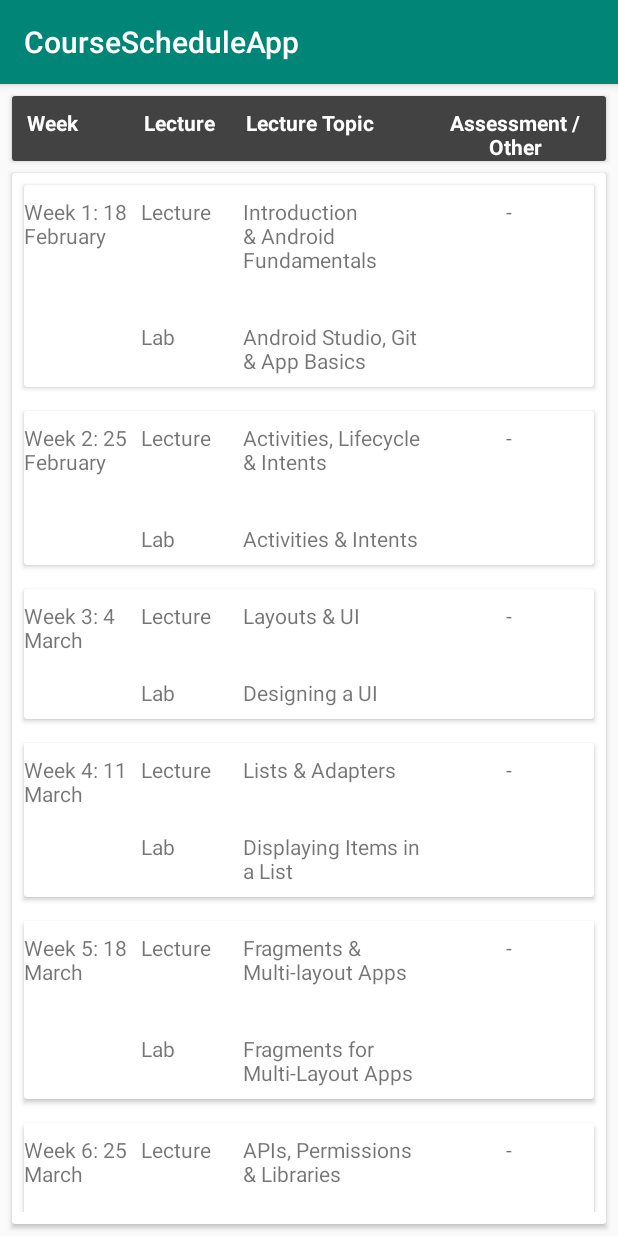
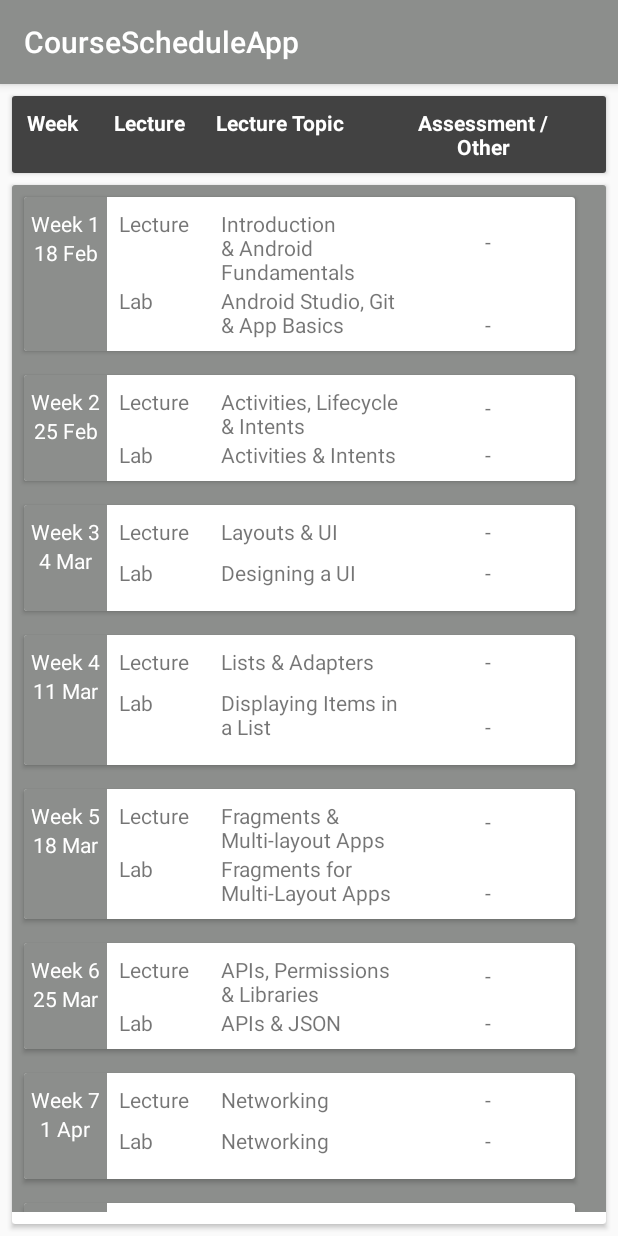
Before and after one commit to kevinngx/AndroidStudioProjects, an Android app: the screen it shows after launch (MainActivity), on a phone screen of 412 x 824 dp. Run offline under Robolectric (Android 15) with nearby library versions, the phone set to English and light mode, and no system bars.

Commit message:
Final Edits to CourseSchedule app

```diff
--- a/CourseScheduleApp/app/src/main/java/com/example/coursescheduleapp/CourseSchedule.java
+++ b/CourseScheduleApp/app/src/main/java/com/example/coursescheduleapp/CourseSchedule.java
@@ -5,12 +5,14 @@ class CourseSchedule {
     private String lectureTopic;
     private String labTopic;
     private String assessment;
+    private String date;
 
-    public CourseSchedule(String weekNumber, String lectureTopic, String labTopic, String assessment) {
+    public CourseSchedule(String weekNumber, String date, String lectureTopic, String labTopic, String assessment) {
         this.scheduleWeek = weekNumber;
         this.lectureTopic = lectureTopic;
         this.labTopic = labTopic;
         this.assessment = assessment;
+        this.date = date;
     }
 
     public String getWeek() {
@@ -44,4 +46,12 @@ class CourseSchedule {
     public void setAssessment(String assessment) {
         this.assessment = assessment;
     }
+
+    public String getDate() {
+        return date;
+    }
+
+    public void setDate(String date) {
+        this.date = date;
+    }
 }
--- a/CourseScheduleApp/app/src/main/java/com/example/coursescheduleapp/MainActivity.java
+++ b/CourseScheduleApp/app/src/main/java/com/example/coursescheduleapp/MainActivity.java
@@ -23,7 +23,7 @@ public class MainActivity extends AppCompatActivity {
         courseSchedule = getCourseSchedule();
 
         RecyclerView recyclerView =  findViewById(R.id.recycler_view);
-        //recyclerView.setHasFixedSize(true);
+        recyclerView.setHasFixedSize(true);
         RecyclerView.LayoutManager mLayoutManager = new LinearLayoutManager(this);
         recyclerView.setLayoutManager(mLayoutManager);
         RecyclerViewAdapter adapter = new RecyclerViewAdapter(courseSchedule, this);
@@ -33,16 +33,16 @@ public class MainActivity extends AppCompatActivity {
 
     private ArrayList<CourseSchedule> getCourseSchedule() {
         ArrayList<CourseSchedule> courseSchedule = new ArrayList<CourseSchedule>();
-        courseSchedule.add(new CourseSchedule("Week 1: 18 February", "Introduction & Android Fundamentals", "Android Studio, Git & App Basics", "-"));
-        courseSchedule.add(new CourseSchedule("Week 2: 25 February", "Activities, Lifecycle & Intents", "Activities & Intents", "-"));
-        courseSchedule.add(new CourseSchedule("Week 3: 4 March", "Layouts & UI", "Designing a UI", "-"));
-        courseSchedule.add(new CourseSchedule("Week 4: 11 March", "Lists & Adapters", "Displaying Items in a List", "-"));
-        courseSchedule.add(new CourseSchedule("Week 5: 18 March", "Fragments & Multi-layout Apps", "Fragments for Multi-Layout Apps", "-"));
-        courseSchedule.add(new CourseSchedule("Week 6: 25 March", "APIs, Permissions & Libraries", "APIs & JSON", "-"));
-        courseSchedule.add(new CourseSchedule("Week 7: 1 April", "Networking", "Networking", "-"));
-        courseSchedule.add(new CourseSchedule("Week 8: 8 April", "Threads & Async Tasks", "Async Tasks", "-"));
-        courseSchedule.add(new CourseSchedule("Week 9: 15 April", "Data Saving", "Database", "-"));
-        courseSchedule.add(new CourseSchedule("Week 10: 22 April", "Outlook & Course Summary", "Revision", "-"));
+        courseSchedule.add(new CourseSchedule("Week 1",  "18 Feb", "Introduction & Android Fundamentals", "Android Studio, Git & App Basics", "-"));
+        courseSchedule.add(new CourseSchedule("Week 2", "25 Feb", "Activities, Lifecycle & Intents", "Activities & Intents", "-"));
+        courseSchedule.add(new CourseSchedule("Week 3","4 Mar", "Layouts & UI", "Designing a UI", "-"));
+        courseSchedule.add(new CourseSchedule("Week 4", "11 Mar", "Lists & Adapters", "Displaying Items in a List", "-"));
+        courseSchedule.add(new CourseSchedule("Week 5", "18 Mar", "Fragments & Multi-layout Apps", "Fragments for Multi-Layout Apps", "-"));
+        courseSchedule.add(new CourseSchedule("Week 6", "25 Mar", "APIs, Permissions & Libraries", "APIs & JSON", "-"));
+        courseSchedule.add(new CourseSchedule("Week 7", "1 Apr", "Networking", "Networking", "-"));
+        courseSchedule.add(new CourseSchedule("Week 8", "8 Apr", "Threads & Async Tasks", "Async Tasks", "-"));
+        courseSchedule.add(new CourseSchedule("Week 9", "15 Apr", "Data Saving", "Database", "-"));
+        courseSchedule.add(new CourseSchedule("Week 10", "22 Apr", "Outlook & Course Summary", "Revision", "-"));
         return  courseSchedule;
     }
 
--- a/CourseScheduleApp/app/src/main/java/com/example/coursescheduleapp/RecyclerViewAdapter.java
+++ b/CourseScheduleApp/app/src/main/java/com/example/coursescheduleapp/RecyclerViewAdapter.java
@@ -24,7 +24,7 @@ public class RecyclerViewAdapter extends RecyclerView.Adapter<RecyclerViewAdapte
     @Override
     public ViewHolder onCreateViewHolder(ViewGroup parent, int i) {
         // THis is the method that is responsible for inflating the view
-        // This is what is actually recycling the viewholder
+        // This is what is actually recycling the viewHolder
         View view = LayoutInflater.from(parent.getContext()).inflate(R.layout.layout_list_item, parent, false);
         ViewHolder viewHolder = new ViewHolder(view);
         return viewHolder;
@@ -37,6 +37,7 @@ public class RecyclerViewAdapter extends RecyclerView.Adapter<RecyclerViewAdapte
         viewHolder.scheduleLabTopic.setText(courseSchedule.get(position).getLabTopic());
         viewHolder.scheduleWeek.setText(courseSchedule.get(position).getWeek());
         viewHolder.scheduleAssessment.setText(courseSchedule.get(position).getAssessment());
+        viewHolder.scheduleDate.setText(courseSchedule.get(position).getDate());
     }
 
     @Override
@@ -51,6 +52,7 @@ public class RecyclerViewAdapter extends RecyclerView.Adapter<RecyclerViewAdapte
         TextView scheduleLectureTopic;
         TextView scheduleLabTopic;
         TextView scheduleAssessment;
+        TextView scheduleDate;
 
         public ViewHolder(View itemView) {
             super(itemView);
@@ -59,6 +61,7 @@ public class RecyclerViewAdapter extends RecyclerView.Adapter<RecyclerViewAdapte
             scheduleLectureTopic = itemView.findViewById(R.id.scheduleLectureTopic);
             scheduleLabTopic = itemView.findViewById(R.id.scheduleLabTopic);
             scheduleAssessment = itemView.findViewById(R.id.scheduleAssessment);
+            scheduleDate = itemView.findViewById(R.id.scheduleDate);
 
         }
 
--- a/CourseScheduleApp/app/src/main/res/layout/activity_main.xml
+++ b/CourseScheduleApp/app/src/main/res/layout/activity_main.xml
@@ -29,7 +29,7 @@
 
             <TextView
                 android:id="@+id/scheduleWeek"
-                android:layout_width="70sp"
+                android:layout_width="50sp"
                 android:layout_height="wrap_content"
                 android:layout_marginStart="10dp"
                 android:layout_marginTop="8dp"
@@ -46,12 +46,15 @@
                 android:layout_marginStart="8dp"
                 android:layout_marginTop="8dp"
                 android:layout_marginEnd="10dp"
+                android:layout_marginBottom="8dp"
                 android:text="Assessment /Other"
                 android:textAlignment="center"
                 android:textAllCaps="false"
                 android:textColor="@color/cardview_light_background"
                 android:textStyle="bold"
+                app:layout_constraintBottom_toBottomOf="parent"
                 app:layout_constraintEnd_toEndOf="parent"
+                app:layout_constraintHorizontal_bias="0.0"
                 app:layout_constraintStart_toEndOf="@+id/scheduleLectureTopic"
                 app:layout_constraintTop_toTopOf="parent" />
 
@@ -91,6 +94,7 @@
         android:layout_height="0dp"
         android:layout_margin="8dp"
         android:layout_marginBottom="723dp"
+        android:background="@color/cardview_dark_background"
         android:clickable="true"
         app:layout_constraintBottom_toBottomOf="parent"
         app:layout_constraintEnd_toEndOf="parent"
@@ -103,6 +107,7 @@
             android:layout_width="match_parent"
             android:layout_height="match_parent"
             android:layout_marginBottom="8dp"
+            android:background="@color/colorPrimary"
             android:scrollbars="vertical"
             app:layout_constraintBottom_toBottomOf="parent"
             app:layout_constraintEnd_toEndOf="parent"
--- a/CourseScheduleApp/app/src/main/res/layout/layout_list_item.xml
+++ b/CourseScheduleApp/app/src/main/res/layout/layout_list_item.xml
@@ -3,36 +3,38 @@
 <android.support.v7.widget.CardView xmlns:android="http://schemas.android.com/apk/res/android"
 
     xmlns:app="http://schemas.android.com/apk/res-auto"
+    xmlns:tools="http://schemas.android.com/tools"
+    android:id="@+id/cardView"
+    android:layout_width="wrap_content"
     android:layout_height="wrap_content"
-    android:layout_width="wrap_content"
-    android:clickable="true"
-    android:layout_margin="8dp">
+    android:layout_margin="8dp"
+    android:clickable="true">
 
-    <android.support.constraint.ConstraintLayout xmlns:android="http://schemas.android.com/apk/res/android"
-        xmlns:app="http://schemas.android.com/apk/res-auto"
-        xmlns:tools="http://schemas.android.com/tools"
+    <android.support.constraint.ConstraintLayout
         android:layout_width="match_parent"
-        android:layout_height="wrap_content">
+        android:layout_height="match_parent">
 
         <TextView
             android:id="@+id/scheduleWeek"
-            android:layout_width="70sp"
+            android:layout_width="55sp"
             android:layout_height="0dp"
-            android:layout_marginTop="8dp"
+            android:background="@color/colorPrimary"
             android:text="Week"
-            app:layout_constraintBottom_toBottomOf="@+id/scheduleLabTopic"
+            android:textAlignment="center"
+            android:textColor="@color/cardview_light_background"
             app:layout_constraintStart_toStartOf="parent"
-            app:layout_constraintTop_toTopOf="parent" />
+            app:layout_constraintTop_toBottomOf="@+id/padding" />
 
         <TextView
             android:id="@+id/scheduleAssessment"
             android:layout_width="100sp"
-            android:layout_height="0dp"
+            android:layout_height="wrap_content"
             android:layout_marginStart="8dp"
             android:layout_marginEnd="8dp"
+            android:layout_marginBottom="8dp"
             android:text="-"
             android:textAlignment="center"
-            app:layout_constraintBottom_toBottomOf="@+id/scheduleLabTopic"
+            app:layout_constraintBottom_toTopOf="@+id/scheduleLabTopic"
             app:layout_constraintEnd_toEndOf="parent"
             app:layout_constraintStart_toEndOf="@+id/scheduleLectureTopic"
             app:layout_constraintTop_toTopOf="@+id/scheduleLectureTopic" />
@@ -69,13 +71,42 @@
             android:id="@+id/scheduleLabTopic"
             android:layout_width="120sp"
             android:layout_height="wrap_content"
-            android:layout_marginTop="32dp"
             android:layout_marginBottom="8dp"
             android:text="Lab Topic"
             app:layout_constraintBottom_toBottomOf="parent"
             app:layout_constraintStart_toStartOf="@+id/scheduleLectureTopic"
             app:layout_constraintTop_toBottomOf="@+id/scheduleLectureTopic" />
 
+        <TextView
+            android:id="@+id/scheduleAssessment2"
+            android:layout_width="100sp"
+            android:layout_height="wrap_content"
+            android:text="-"
+            android:textAlignment="center"
+            app:layout_constraintBottom_toBottomOf="@+id/scheduleLabTopic"
+            app:layout_constraintStart_toStartOf="@+id/scheduleAssessment" />
+
+        <TextView
+            android:id="@+id/scheduleDate"
+            android:layout_width="55dp"
+            android:layout_height="0dp"
+            android:background="@color/colorPrimary"
+            android:text="Date"
+            android:textAlignment="center"
+            android:textColor="@color/cardview_light_background"
+            app:layout_constraintBottom_toBottomOf="parent"
+            app:layout_constraintStart_toStartOf="@+id/scheduleWeek"
+            app:layout_constraintTop_toBottomOf="@+id/scheduleWeek"
+            app:layout_constraintVertical_bias="0.466" />
+
+        <TextView
+            android:id="@+id/padding"
+            android:layout_width="55dp"
+            android:layout_height="8dp"
+            android:background="@color/colorPrimary"
+            app:layout_constraintStart_toStartOf="@+id/scheduleWeek"
+            app:layout_constraintTop_toTopOf="parent" />
+
     </android.support.constraint.ConstraintLayout>
 
 </android.support.v7.widget.CardView>
--- a/CourseScheduleApp/app/src/main/res/values/colors.xml
+++ b/CourseScheduleApp/app/src/main/res/values/colors.xml
@@ -1,6 +1,6 @@
 <?xml version="1.0" encoding="utf-8"?>
 <resources>
-    <color name="colorPrimary">#008577</color>
+    <color name="colorPrimary">#8C8E8C</color>
     <color name="colorPrimaryDark">#00574B</color>
     <color name="colorAccent">#D81B60</color>
 </resources>
```
